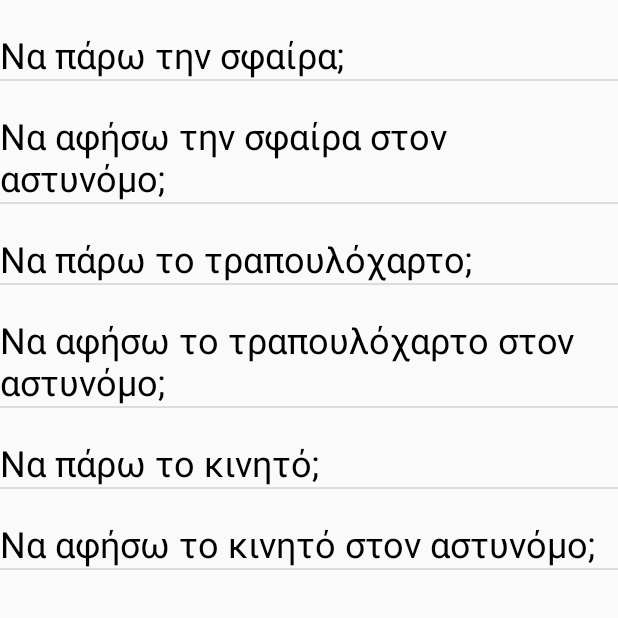
After one commit to TransCoders/The_Elucidated, an Android app: the ListViewActivity screen opened directly, with no data from a screen before it, on a phone screen of 412 x 824 dp, the top half of it. The commit adds this screen. Run offline under Robolectric (Android 15) with nearby library versions, the phone set to English and light mode, and no system bars.

Commit message:
data adapter available, all the story is here, all activities for now are available

```diff
--- /dev/null
+++ b/app/src/main/java/gr/edu/serres/TrancCoder_TheElucitated/CustomAdapter.java
@@ -0,0 +1,35 @@
+package gr.edu.serres.TrancCoder_TheElucitated;
+
+
+import android.content.Context;
+import android.view.LayoutInflater;
+import android.view.View;
+import android.view.ViewGroup;
+import android.widget.ArrayAdapter;
+import android.widget.TextView;
+
+import java.util.ArrayList;
+
+
+/**
+ * Created by tasos on 12/11/2016.
+ */
+
+public class CustomAdapter extends ArrayAdapter<String> {
+
+    public CustomAdapter(Context context, ArrayList<String> dialogName) {
+        super(context, R.layout.adapter_activity, dialogName);
+    }
+
+    @Override
+    public View getView(int position, View convertView, ViewGroup parent) {
+
+        LayoutInflater theInflater = LayoutInflater.from(getContext());
+        View theView = theInflater.inflate(R.layout.adapter_activity, parent, false);
+        String tvShow = getItem(position);
+        TextView theTextView = (TextView) theView.findViewById(R.id.textView5);
+        theTextView.setText(tvShow);
+        return theView;
+    }
+
+}
--- /dev/null
+++ b/app/src/main/java/gr/edu/serres/TrancCoder_TheElucitated/ListViewActivity.java
@@ -0,0 +1,67 @@
+package gr.edu.serres.TrancCoder_TheElucitated;
+
+import android.os.Bundle;
+import android.support.v7.app.AppCompatActivity;
+import android.widget.ListAdapter;
+import android.widget.ListView;
+
+import java.util.ArrayList;
+
+/**
+ * Created by tasos on 12/11/2016.
+ */
+
+public class ListViewActivity extends AppCompatActivity {
+
+    private static int counter = 0;
+    private String[] delay;
+    private ArrayList<String> oneOne;
+    private ListView listView;
+
+    @Override
+    protected void onCreate(Bundle savedInstanceState) {
+        super.onCreate(savedInstanceState);
+
+        setContentView(R.layout.listview_activity);
+
+        delay = this.getResources().getStringArray(R.array.Crime_Scene_chooser);
+
+        oneOne = new ArrayList<String>();
+        //Toast.makeText(getApplicationContext(),String.valueOf(delay.length),Toast.LENGTH_SHORT).show();
+
+        while (counter < delay.length) {
+            oneOne.add(delay[counter]);
+            counter++;
+        }
+        counter = 0;
+
+        listView = (ListView) this.findViewById(R.id.ListView);
+
+        ListAdapter adapter = new CustomAdapter(getApplicationContext(), oneOne);
+        listView.setAdapter(adapter);
+
+        /*oneOne.add(delay[counter]);
+        ListAdapter adapter = new CustomAdapter(this, oneOne);
+        listView.setAdapter(adapter);
+
+        Handler handler = new Handler();
+        handler.postDelayed(new Runnable() {
+            public void run() {
+                ListAdapter adapter = new CustomAdapter(getApplicationContext(), oneOne);
+                listView.setAdapter(adapter);
+            }
+        }, 1000);*/
+
+        /*listView.setOnItemClickListener(new AdapterView.OnItemClickListener() {
+            @Override
+            public void onItemClick(AdapterView<?> adapterView, View view, int i, long l) {
+                counter++;
+                if (counter < delay.length) {
+                    oneOne.add(delay[counter]);
+                    ListAdapter adapter = new CustomAdapter(getApplicationContext(), oneOne);
+                    listView.setAdapter(adapter);
+                }
+            }
+        });*/
+    }
+}
--- a/app/src/main/java/gr/edu/serres/TrancCoder_TheElucitated/MapsActivity.java
+++ b/app/src/main/java/gr/edu/serres/TrancCoder_TheElucitated/MapsActivity.java
@@ -18,6 +18,7 @@ public class MapsActivity extends FragmentActivity implements OnMapReadyCallback
 
     private GoogleMap mMap;
 
+    //
     @Override
     protected void onCreate(Bundle savedInstanceState) {
         super.onCreate(savedInstanceState);
--- a/app/src/main/java/gr/edu/serres/TrancCoder_TheElucitated/Objects/InventoryClass.java
+++ b/app/src/main/java/gr/edu/serres/TrancCoder_TheElucitated/Objects/InventoryClass.java
@@ -10,6 +10,7 @@ public class InventoryClass {
 
     public ArrayList<String> ItemArray;
     public String UserEmail;
+
 
     public InventoryClass(String UserMail) {
         ItemArray = new ArrayList<>();
@@ -27,5 +28,7 @@ public class InventoryClass {
         ItemArray.add("Mobile phone");
         ItemArray.add("Hat");
         ItemArray.add("Camera");
+
+
     }
 }
--- a/app/src/main/java/gr/edu/serres/TrancCoder_TheElucitated/Objects/ItemClass.java
+++ b/app/src/main/java/gr/edu/serres/TrancCoder_TheElucitated/Objects/ItemClass.java
@@ -26,11 +26,13 @@ public class ItemClass {
             perioxi = values[3];
         }
 
+
     }
 
     public void setValues(Context context) {
 
         itemClass = new ItemClass(context, "Magnifying glass", "40.323232", "42342323422323", "fsdfsfsdfsf");
 
+
     }
 }
--- a/app/src/main/java/gr/edu/serres/TrancCoder_TheElucitated/Objects/UsersObject.java
+++ b/app/src/main/java/gr/edu/serres/TrancCoder_TheElucitated/Objects/UsersObject.java
@@ -14,4 +14,5 @@ public class UsersObject {
         this.email = values[3];
     }
 
+
 }
--- /dev/null
+++ b/app/src/main/res/layout/adapter_activity.xml
@@ -0,0 +1,16 @@
+<?xml version="1.0" encoding="utf-8"?>
+<LinearLayout xmlns:android="http://schemas.android.com/apk/res/android"
+    android:layout_width="match_parent"
+    android:layout_height="match_parent"
+    android:orientation="vertical"
+    android:weightSum="1">
+
+    <TextView
+        android:id="@+id/textView5"
+        android:layout_width="match_parent"
+        android:layout_height="wrap_content"
+        android:layout_marginTop="20dp"
+        android:text="TextView"
+        android:textColor="@android:color/black"
+        android:textSize="24sp" />
+</LinearLayout>
--- /dev/null
+++ b/app/src/main/res/layout/listview_activity.xml
@@ -0,0 +1,12 @@
+<?xml version="1.0" encoding="utf-8"?>
+<LinearLayout xmlns:android="http://schemas.android.com/apk/res/android"
+    android:layout_width="match_parent"
+    android:layout_height="match_parent"
+    android:orientation="vertical"
+    android:weightSum="1">
+
+    <ListView
+        android:id="@+id/ListView"
+        android:layout_width="match_parent"
+        android:layout_height="match_parent" />
+</LinearLayout>
--- a/app/src/main/res/values/styles.xml
+++ b/app/src/main/res/values/styles.xml
@@ -1,7 +1,7 @@
 <resources>
 
     <!-- Base application theme. -->
-    <style name="AppTheme" parent="Theme.AppCompat.Light.DarkActionBar">
+    <style name="AppTheme" parent="Theme.AppCompat.Light.NoActionBar">
         <!-- Customize your theme here. -->
         <item name="colorPrimary">@color/colorPrimary</item>
         <item name="colorPrimaryDark">@color/colorPrimaryDark</item>
```
Also changed, not shown: app/src/main/AndroidManifest.xml (+16 -2 lines), app/src/main/java/gr/edu/serres/TrancCoder_TheElucitated/DialogsActivity.java (added, +57 -0 lines), app/src/main/java/gr/edu/serres/TrancCoder_TheElucitated/HomeScreenActivity.java (+18 -1 lines), app/src/main/res/layout/dialogs_activity.xml (added, +14 -0 lines), 1 other file.
